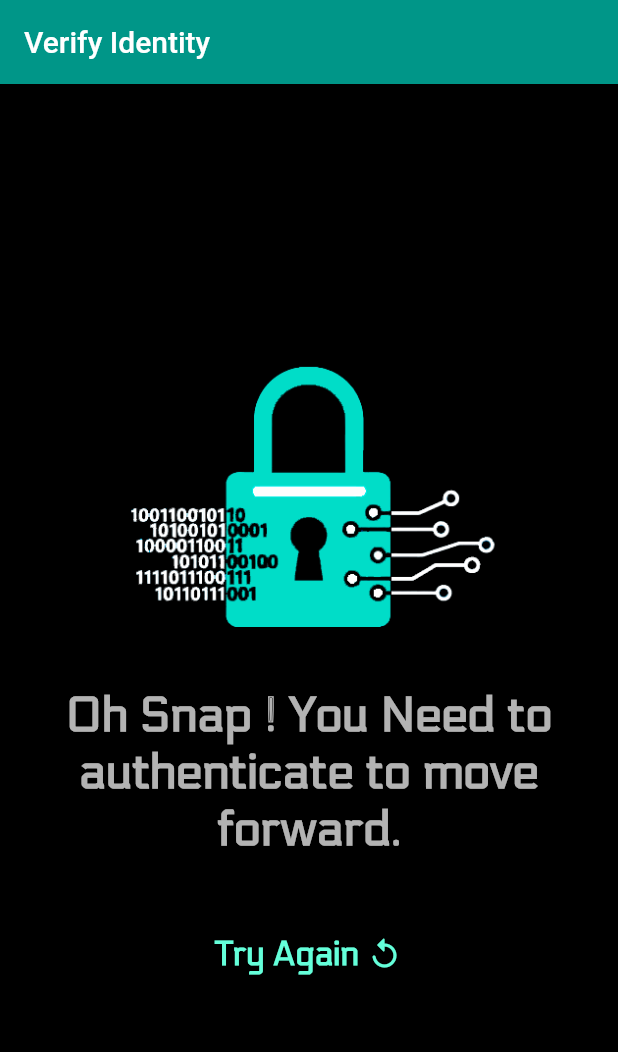
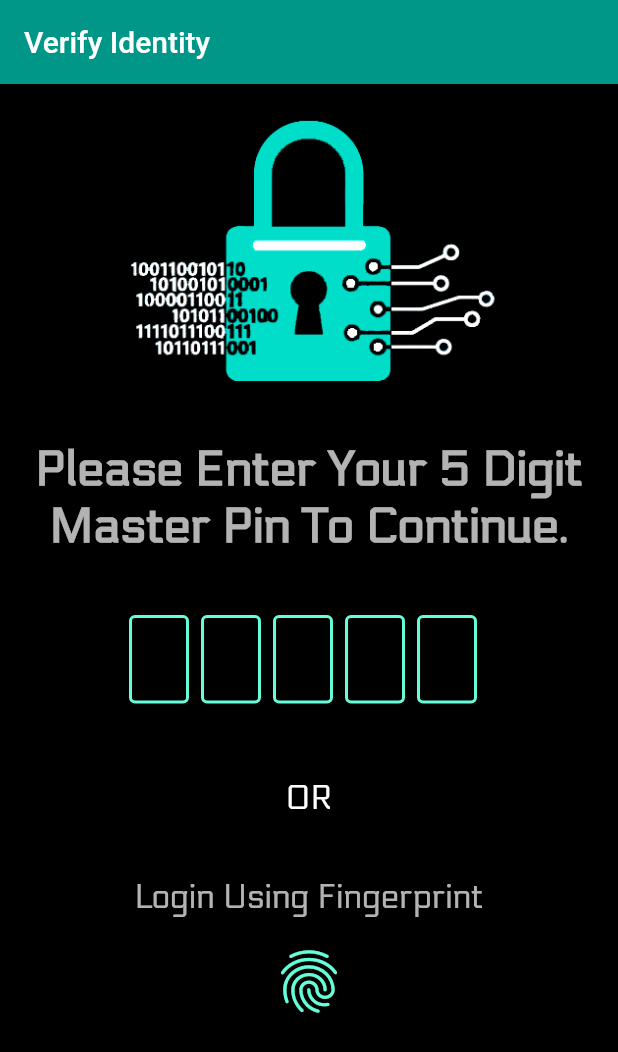
Before and after one commit to KushalBiyani/pass-keep, a Flutter app: the screen it shows after launch, on a phone screen of 412 x 824 dp. Shown: the top 1052 px of the screen. Run offline on Flutter 3.47's test engine with Material 2 defaults, Android fonts, the light colour scheme and no system bars; drawn by our look-alikes of flutter_otp_text_field; our stand-ins replace animated_splash_screen, local_auth.

Commit message:
adds master pin setup screen, updates verification screen and fixes app icon

```diff
--- a/lib/helper/constants.dart
+++ b/lib/helper/constants.dart
@@ -19,3 +19,6 @@ const kTryAgainButtonTextStyle = TextStyle(
   color: Colors.tealAccent,
   fontSize: 22.0,
 );
+
+const kLoginScreenBottomTextStyle =
+    TextStyle(color: Colors.white70, fontSize: 22, fontFamily: 'Electrolize');
--- a/lib/main.dart
+++ b/lib/main.dart
@@ -1,5 +1,6 @@
 import 'package:flutter/material.dart';
-import 'screens/fingerprint_lock_screen.dart';
+import 'package:pass_keep/screens/splash_screen.dart';
+import 'screens/auth/fingerprint_lock_screen.dart';
 
 void main() {
   runApp(const MyApp());
@@ -15,7 +16,7 @@ class MyApp extends StatelessWidget {
       theme: ThemeData(
         primarySwatch: Colors.teal,
       ),
-      home: FingerPrintAuth(),
+      home: SplashScreenPage(),
     );
   }
 }
--- /dev/null
+++ b/lib/screens/auth/fingerprint_lock_screen.dart
@@ -0,0 +1,176 @@
+import 'package:flutter/material.dart';
+import 'package:local_auth/local_auth.dart';
+import 'package:pass_keep/screens/home_page.dart';
+import 'package:pass_keep/helper/constants.dart';
+import 'package:flutter_otp_text_field/flutter_otp_text_field.dart';
+
+class FingerPrintAuth extends StatefulWidget {
+  @override
+  _FingerPrintAuthState createState() => _FingerPrintAuthState();
+}
+
+class _FingerPrintAuthState extends State<FingerPrintAuth> {
+  bool authenticated = false;
+  Future<void> authenticate() async {
+    try {
+      var localAuth = LocalAuthentication();
+      authenticated = await localAuth.authenticate(
+        localizedReason: 'Please authenticate to view your Passwords',
+        useErrorDialogs: true,
+      );
+      if (authenticated) {
+        Navigator.of(context).pushReplacement(
+          MaterialPageRoute(
+            builder: (context) => HomePage(),
+          ),
+        );
+      } else {
+        setState(() {});
+      }
+    } catch (e) {
+      showDialog(
+        context: context,
+        builder: (context) => AlertDialog(
+          title: const Text(
+            "ERROR",
+          ),
+          content: const Text(
+            "You need to setup either PIN or Fingerprint Authentication to be able to use this App !\nWe are doing this for your safety 🙂",
+          ),
+          actions: [
+            TextButton(
+              onPressed: () {
+                Navigator.pop(context);
+              },
+              child: const Text(
+                "Ok",
+              ),
+            ),
+          ],
+        ),
+      );
+    }
+  }
+
+  @override
+  void initState() {
+    authenticate();
+    super.initState();
+  }
+
+  @override
+  Widget build(BuildContext context) {
+    return Scaffold(
+      backgroundColor: Colors.black,
+      appBar: AppBar(
+        title: const Text("Verify Identity"),
+      ),
+      body: Column(
+        mainAxisAlignment: MainAxisAlignment.start,
+        children: [
+          Container(
+            padding: const EdgeInsets.all(20.0),
+            decoration: BoxDecoration(
+              borderRadius: BorderRadius.circular(50.0),
+              color: Colors.black54,
+            ),
+            child: Image.asset(
+              'assets/images/splashScreen.png',
+              width: 250,
+            ),
+          ),
+          //
+          const SizedBox(
+            height: 20.0,
+          ),
+          //
+          if (!authenticated)
+            Column(
+              mainAxisAlignment: MainAxisAlignment.center,
+              crossAxisAlignment: CrossAxisAlignment.center,
+              children: [
+                const Text(
+                  "Please Enter Your 5 Digit Master Pin To Continue.",
+                  style: kAuthenticationMessageStyle,
+                  textAlign: TextAlign.center,
+                ),
+                //
+                const SizedBox(
+                  height: 40.0,
+                ),
+                //
+                OtpTextField(
+                  numberOfFields: 5,
+                  focusedBorderColor: Colors.tealAccent,
+                  enabledBorderColor: Colors.tealAccent,
+                  textStyle:
+                      TextStyle(color: Colors.white, fontFamily: 'Electrolize'),
+                  //set to true to show as box or false to show as dash
+                  showFieldAsBox: true,
+                  //runs when a code is typed in
+                  onCodeChanged: (String code) {
+                    //handle validation or checks here
+                  },
+                  //runs when every textfield is filled
+                  onSubmit: (String verificationCode) {
+                    showDialog(
+                      context: context,
+                      builder: (context) {
+                        return AlertDialog(
+                          title: Text("Verification Code"),
+                          content: Text('Code entered is $verificationCode'),
+                          actions: [
+                            TextButton(
+                              onPressed: () {},
+                              child: Text('Cancel'),
+                            ),
+                            TextButton(
+                              onPressed: () {},
+                              child: Text('OK'),
+                            ),
+                          ],
+                        );
+                      },
+                    );
+                  }, // end onSubmit
+                ),
+                SizedBox(
+                  height: 50,
+                ),
+                Text(
+                  'OR',
+                  style:
+                      kLoginScreenBottomTextStyle.copyWith(color: Colors.white),
+                ),
+                SizedBox(
+                  height: 40,
+                ),
+                Text(
+                  'Login Using Fingerprint',
+                  style: kLoginScreenBottomTextStyle,
+                ),
+                SizedBox(
+                  height: 10,
+                ),
+                TextButton(
+                  onPressed: () {
+                    authenticate();
+                  },
+                  child: Icon(
+                    Icons.fingerprint,
+                    size: 50,
+                    color: Colors.tealAccent,
+                  ),
+                  style: ButtonStyle(
+                    overlayColor: MaterialStateProperty.all(
+                      Colors.white,
+                    ),
+                  ),
+                ),
+              ],
+            ),
+        ],
+      ),
+    );
+  }
+}
--- a/lib/screens/fingerprint_lock_screen.dart
+++ /dev/null
@@ -1,137 +0,0 @@
-import 'package:flutter/material.dart';
-import 'package:local_auth/local_auth.dart';
-import 'package:pass_keep/screens/splash_screen.dart';
-import 'package:pass_keep/helper/constants.dart';
-
-class FingerPrintAuth extends StatefulWidget {
-  @override
-  _FingerPrintAuthState createState() => _FingerPrintAuthState();
-}
-
-class _FingerPrintAuthState extends State<FingerPrintAuth> {
-  bool authenticated = false;
-  Future<void> authenticate() async {
-    try {
-      var localAuth = LocalAuthentication();
-      authenticated = await localAuth.authenticate(
-        localizedReason: 'Please authenticate to view your Passwords',
-        useErrorDialogs: true,
-      );
-      if (authenticated) {
-        Navigator.of(context).pushReplacement(
-          MaterialPageRoute(
-            builder: (context) => SplashScreenPage(),
-          ),
-        );
-      } else {
-        setState(() {});
-      }
-    } catch (e) {
-      showDialog(
-        context: context,
-        builder: (context) => AlertDialog(
-          title: const Text(
-            "ERROR",
-          ),
-          content: const Text(
-            "You need to setup either PIN or Fingerprint Authentication to be able to use this App !\nWe are doing this for your safety 🙂",
-          ),
-          actions: [
-            TextButton(
-              onPressed: () {
-                Navigator.pop(context);
-              },
-              child: const Text(
-                "Ok",
-              ),
-            ),
-          ],
-        ),
-      );
-    }
-  }
-
-  @override
-  void initState() {
-    authenticate();
-    super.initState();
-  }
-
-  @override
-  Widget build(BuildContext context) {
-    return Scaffold(
-      backgroundColor: Colors.black,
-      appBar: AppBar(
-        title: const Text("Verify Identity"),
-      ),
-      body: Center(
-        child: Column(
-          mainAxisAlignment: MainAxisAlignment.center,
-          children: [
-            Container(
-              padding: const EdgeInsets.all(20.0),
-              decoration: BoxDecoration(
-                borderRadius: BorderRadius.circular(50.0),
-                color: Colors.black54,
-              ),
-              child: Image.asset(
-                'assets/images/splashScreen.png',
-                width: 250,
-              ),
-            ),
-            //
-            const SizedBox(
-              height: 20.0,
-            ),
-            //
-            if (!authenticated)
-              Column(
-                mainAxisAlignment: MainAxisAlignment.center,
-                crossAxisAlignment: CrossAxisAlignment.center,
-                children: [
-                  const Text(
-                    "Oh Snap ! You Need to authenticate to move forward.",
-                    style: kAuthenticationMessageStyle,
-                    textAlign: TextAlign.center,
-                  ),
-                  //
-                  const SizedBox(
-                    height: 40.0,
-                  ),
-                  //
-                  TextButton(
-                    onPressed: () {
-                      authenticate();
-                    },
-                    child: Row(
-                      mainAxisSize: MainAxisSize.min,
-                      children: const [
-                        Text(
-                          "Try Again",
-                          style: kTryAgainButtonTextStyle,
-                        ),
-                        //
-                        SizedBox(
-                          width: 5.0,
-                        ),
-                        //
-                        Icon(
-                          Icons.replay_rounded,
-                          color: Colors.tealAccent,
-                        ),
-                      ],
-                    ),
-                    style: ButtonStyle(
-                      overlayColor: MaterialStateProperty.all(
-                        Theme.of(context).primaryColor,
-                      ),
-                    ),
-                  ),
-                ],
-              ),
-          ],
-        ),
-      ),
-    );
-  }
-}
--- a/pubspec.yaml
+++ b/pubspec.yaml
@@ -12,8 +12,9 @@ dependencies:
     sdk: flutter
   cupertino_icons: ^1.0.2
   local_auth: ^1.1.7
-  get_it: ^7.2.0
-  splashscreen: ^1.3.5
+  animated_splash_screen: ^1.1.0
+
+  flutter_otp_text_field: ^1.0.0
 
 dev_dependencies:
   flutter_test:
```
Also changed, not shown: lib/screens/auth/setup_pin_screen.dart (added, +90 -0 lines), lib/screens/splash_screen.dart (+11 -14 lines), pubspec.lock, 16 other files.
